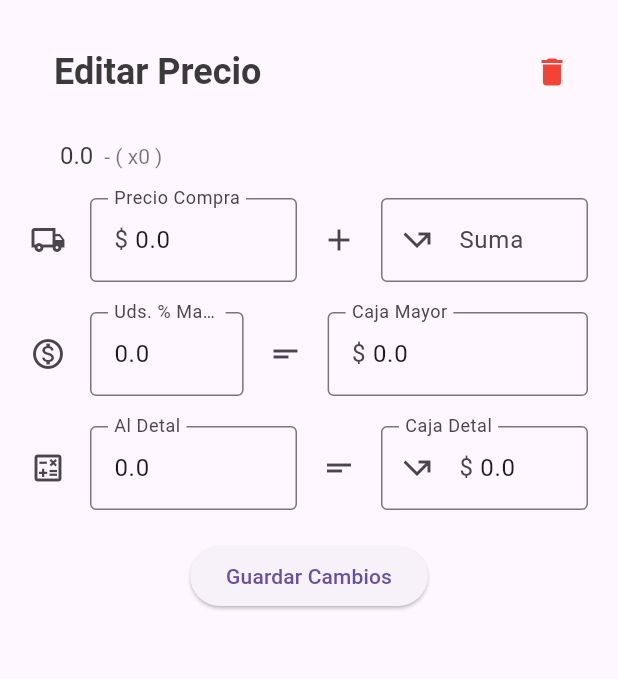
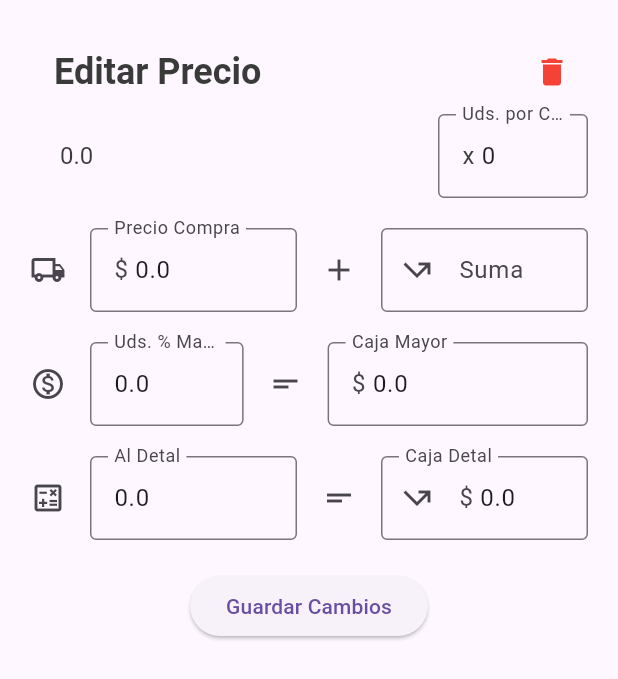
Before and after one commit to dextr0yer/toPrecio_Flutter, a Flutter app: the EditPriceModal widget shown alone on an empty page, opened directly with empty values, after a tap on "Guardar Cambios", on a phone screen of 412 x 824 dp. Shown: the top 679 px of the screen. Run offline on Flutter 3.47's test engine with Material 3 defaults, Android fonts, the phone set to English and light mode, and no system bars; our stand-ins replace connectivity_plus, dropdown_search, get, google_nav_bar, shared_preferences; missing offline and left inert: flutter_barcode_scanner; accounts and stored records are empty; network calls fail.

Commit message:
release 1.9

```diff
--- /dev/null
+++ b/lib/services/api_urls.dart
@@ -0,0 +1,8 @@
+class ApiUrls {
+  static const String baseUrl = "https://api-dev-toprecio.onrender.com/api/v1";
+  //static const String baseUrl = "http://192.168.1.101:8000/api/v1";
+}
+
+//Uri.parse('https://api-toprecio.onrender.com/api/v1/inventory/'));
+          //Uri.parse('https://api-dev-toprecio.onrender.com/api/v1/inventory/'));
+      //Uri.parse('http://192.168.0.100:8000/api/v1/inventory/'));
--- a/lib/widgets/edit_price_modal.dart
+++ b/lib/widgets/edit_price_modal.dart
@@ -3,6 +3,8 @@ import 'package:todoapp/model/todo.dart';
 import 'package:todoapp/themes/colors.dart';
 import 'package:http/http.dart' as http;
 import 'dart:convert';
+
+import '../services/api_urls.dart';
 
 class EditPriceModal extends StatefulWidget {
   final ToDo todo;
@@ -19,13 +21,17 @@ class _EditPriceModalState extends State<EditPriceModal> {
   late TextEditingController alPorMayorController;
   late TextEditingController
       unidadesPorCajaController; // Añadido para el ejemplo
-  final TextEditingController sumaMayorController = TextEditingController();
+  late TextEditingController sumaMayorController = TextEditingController();
   late TextEditingController detalDivisionController = TextEditingController();
   late TextEditingController alDetalController = TextEditingController();
+  late TextEditingController nameController = TextEditingController(
+      text: widget.todo.todoText); // Nuevo controlador para el nombre
+  bool _isEditing = false;
 
   @override
   void initState() {
     super.initState();
+    nameController = TextEditingController(text: widget.todo.todoText);
     precioCompraController =
         TextEditingController(text: widget.todo.precioCompra.toString());
     mayorDivisionController =
@@ -38,6 +44,7 @@ class _EditPriceModalState extends State<EditPriceModal> {
         TextEditingController(text: widget.todo.detalDivision.toString());
     alDetalController =
         TextEditingController(text: widget.todo.alDetal.toString());
+    nameController = TextEditingController(text: widget.todo.todoText);
 
     // Añadir listeners para realizar operaciones aritméticas en tiempo real
     precioCompraController.addListener(updateUdsPorcentajeMayor);
@@ -46,16 +53,19 @@ class _EditPriceModalState extends State<EditPriceModal> {
     unidadesPorCajaController.addListener(updateUdsPorcentajeMayor);
     sumaMayorController.addListener(sumarCompra);
     detalDivisionController.addListener(updateExpresionMatematica);
+    sumaMayorController.addListener(sumarCompra);
   }
 
   @override
   void dispose() {
+    nameController.dispose();
     precioCompraController.dispose();
     mayorDivisionController.dispose();
     alPorMayorController.dispose();
     unidadesPorCajaController.dispose();
     detalDivisionController.dispose();
     alDetalController.dispose();
+    sumaMayorController.dispose();
     super.dispose();
   }
 
@@ -76,6 +86,7 @@ class _EditPriceModalState extends State<EditPriceModal> {
           // Error al analizar la expresión matemática
           // Puedes manejar el error de alguna manera si lo deseas
         }
+
         resultadoFinal /= unidadesPorCaja; // Dividir por unidadesPorCaja
         mayorDivisionController.text = resultadoFinal.toStringAsFixed(2);
       }
@@ -107,16 +118,20 @@ class _EditPriceModalState extends State<EditPriceModal> {
 
   Future<void> updatePrice(
       ToDo todo,
+      int newUnidadesPorCaja,
       double newPrecioCompra,
       double newDivMayor,
       double newAlPorMayor,
-      newAlDetal,
-      newDetalDivision) async {
+      double newAlDetal,
+      double newDetalDivision,
+      String newName) async {
     // Asegúrate de que la URL coincida con la ruta que has definido en tu servidor
-    final url = 'http://192.168.0.100:8000/api/v1/update-prices/${todo.id}/';
-    //final url = 'https://api-dev-toprecio.onrender.com/api/v1/update-prices/${todo.id}/';
+    //final url = 'http://192.168.0.100:8000/api/v1/update-prices/${todo.id}/';
+    final url = '${ApiUrls.baseUrl}/update-prices/${todo.id}/';
 
     final Map<String, dynamic> data = {
+      'products': newName,
+      'unidades_por_caja': newUnidadesPorCaja,
       'precio_compra': newPrecioCompra,
       'al_por_mayor': newAlPorMayor, // Cambiado de 'al_detal' a 'al_por_mayor'
       'mayor_division': newDivMayor,
@@ -142,6 +157,8 @@ class _EditPriceModalState extends State<EditPriceModal> {
 
     if (response.statusCode == 200) {
       setState(() {
+        todo.todoText = newName; // Actualiza el nombre en el objeto ToDo
+        todo.unidadesPorCaja = newUnidadesPorCaja;
         todo.price = newPrecioCompra;
         todo.divMayor = newDivMayor;
         todo.alPorMayor = newAlPorMayor;
@@ -151,7 +168,7 @@ class _EditPriceModalState extends State<EditPriceModal> {
       // Muestra un SnackBar con el mensaje de éxito
       ScaffoldMessenger.of(context).showSnackBar(
         SnackBar(
-          content: Text('Precio actualizado'),
+          content: Text('Precio Y Nombre actualizado'),
           backgroundColor: Colors.green,
         ),
       );
@@ -159,7 +176,7 @@ class _EditPriceModalState extends State<EditPriceModal> {
       // Muestra un SnackBar con el mensaje de error
       ScaffoldMessenger.of(context).showSnackBar(
         SnackBar(
-          content: Text('Error al actualizar precio'),
+          content: Text('Error al actualizar precio y nombre'),
           backgroundColor: Colors.red,
         ),
       );
@@ -170,9 +187,8 @@ class _EditPriceModalState extends State<EditPriceModal> {
   }
 
   Future<void> deleteProduct(int productId) async {
-    //final String url ='https://api-dev-toprecio.onrender.com/api/v1/update-prices/$productId/';
-    final String url =
-        'http://192.168.0.100:8000/api/v1/product-delete/$productId/';
+    final String url = '${ApiUrls.baseUrl}/product-delete/$productId/';
+    // final String url = 'http://192.168.0.100:8000/api/v1/product-delete/$productId/';
     final response = await http.delete(Uri.parse(url));
 
     if (response.statusCode == 204) {
@@ -241,8 +257,31 @@ class _EditPriceModalState extends State<EditPriceModal> {
               ),
             ],
           ),
-          ListTile(
-            title: RichText(
+
+          Row(
+            children: [
+              Expanded(
+                child: ListTile(
+                  title: GestureDetector(
+                    onTap: () {
+                      setState(() {
+                        // Cambiar a un campo de texto editable al presionar el título
+                        _isEditing = true;
+                      });
+                    },
+                    child: _isEditing
+                        ? TextFormField(
+                            controller: nameController,
+                            autofocus: true,
+                            onFieldSubmitted: (newValue) {
+                              setState(() {
+                                // Actualizar el valor del título al enviar el formulario
+
+                                _isEditing = false;
+                              });
+                            },
+                          )
+                        : RichText(
                             text: TextSpan(
                               children: [
                                 TextSpan(
@@ -256,20 +295,55 @@ class _EditPriceModalState extends State<EditPriceModal> {
                                         : null,
                                   ),
                                 ),
-                  TextSpan(
-                    text: ' - ( x${widget.todo.unidadesPorCaja ?? ''} )',
-                    style: TextStyle(
-                      fontSize: 14,
-                      color: Colors.black54,
-                      decoration: widget.todo.isDone
-                          ? TextDecoration.lineThrough
-                          : null,
+                                // TextSpan(
+                                //   text: ' - ( x${widget.todo.unidadesPorCaja ?? ''} )',
+                                //   style: TextStyle(
+                                //     fontSize: 14,
+                                //     color: Colors.black54,
+                                //     decoration: widget.todo.isDone
+                                //         ? TextDecoration.lineThrough
+                                //         : null,
+                                //   ),
+                                // ),
+                              ],
+                            ),
+                          ),
+                  ),
+                ),
+              ),
+              // const SizedBox(width: 16.0),
+              SizedBox(
+                width: 100, // ajusta el ancho según tus necesidades
+                child: TextFormField(
+                  controller: unidadesPorCajaController,
+                  keyboardType: TextInputType.number,
+                  decoration: InputDecoration(
+                    labelText: 'Uds. por Caja / Bulto',
+                    border: OutlineInputBorder(),
+                    // Establecemos el prefixIcon como null para eliminar el ícono de prefijo
+                    prefixIcon: null,
+                    // Establecemos el prefixText como null para eliminar el prefijo de texto
+                    prefixText: null,
+                    // Agregamos el carácter "x" como prefijo de texto
+                    prefix: Text('x ', style: TextStyle(color: tdBlack)),
+                  ),
+                  textInputAction: TextInputAction.next,
+                  onChanged: (value) {
+                    updateExpresionMatematica();
+                    updateUdsPorcentajeMayor();
+                    sumarCompra();
+                  },
+                  validator: (value) {
+                    if (value!.isEmpty) {
+                      return 'Por favor, ingrese la cantidad de unidades por caja / bulto';
+                    }
+                    return null;
+                  },
                 ),
               ),
             ],
           ),
-            ),
-          ),
+          const SizedBox(height: 20),
           Row(
             children: [
               Expanded(
@@ -284,6 +358,9 @@ class _EditPriceModalState extends State<EditPriceModal> {
                     prefixText: '\$ ',
                   ),
                   textInputAction: TextInputAction.next,
+                  onChanged: (value) {
+                    updateUdsPorcentajeMayor();
+                  },
                   validator: (value) {
                     if (value!.isEmpty) {
                       return 'Por favor, ingrese el precio al por mayor';
@@ -306,6 +383,9 @@ class _EditPriceModalState extends State<EditPriceModal> {
                     prefixText: '\$ ',
                   ),
                   textInputAction: TextInputAction.next,
+                  onChanged: (value) {
+                    sumarCompra();
+                  },
                   validator: (value) {
                     if (value!.isEmpty) {
                       return 'Por favor, ingrese la suma';
@@ -356,6 +436,9 @@ class _EditPriceModalState extends State<EditPriceModal> {
                   ),
                   // enabled: false, // Para evitar que el usuario edite este campo
                   textInputAction: TextInputAction.next,
+                  onChanged: (value) {
+                    sumarCompra();
+                  },
                   validator: (value) {
                     if (value!.isEmpty) {
                       return 'Por favor, ingrese Resultado Suma';
@@ -379,6 +462,9 @@ class _EditPriceModalState extends State<EditPriceModal> {
                     icon: Icon(Icons.calculate_outlined),
                   ),
                   textInputAction: TextInputAction.next,
+                  onChanged: (value) {
+                    updateExpresionMatematica();
+                  },
                   validator: (value) {
                     if (value!.isEmpty) {
                       return 'Por favor, ingrese precio al Detal';
@@ -400,6 +486,9 @@ class _EditPriceModalState extends State<EditPriceModal> {
                     prefixText: '\$ ',
                   ),
                   textInputAction: TextInputAction.next,
+                  onChanged: (value) {
+                    updateExpresionMatematica();
+                  },
                   validator: (value) {
                     if (value!.isEmpty) {
                       return 'Por favor, ingrese la suma al detal';
@@ -431,6 +520,8 @@ class _EditPriceModalState extends State<EditPriceModal> {
           SizedBox(height: 20),
           ElevatedButton(
             onPressed: () async {
+              int newUnidadesPorCaja =
+                  int.tryParse(unidadesPorCajaController.text) ?? 0;
               double newPrice =
                   double.tryParse(precioCompraController.text) ?? 0;
               double newDivMayor =
@@ -440,10 +531,18 @@ class _EditPriceModalState extends State<EditPriceModal> {
               double newAlDetal = double.tryParse(alDetalController.text) ?? 0;
               double newDetalDivision =
                   double.tryParse(detalDivisionController.text) ?? 0;
-
+              String newName = nameController
+                  .text; // Asegúrate de obtener el nuevo nombre correctamente
               try {
-                await updatePrice(widget.todo, newPrice, newDivMayor,
-                    newAlPorMayor, newAlDetal, newDetalDivision);
+                await updatePrice(
+                    widget.todo,
+                    newUnidadesPorCaja,
+                    newPrice,
+                    newDivMayor,
+                    newAlPorMayor,
+                    newAlDetal,
+                    newDetalDivision,
+                    newName);
                 Navigator.of(context).pop(); // Cierra el modal
               } catch (e) {
                 // Maneja el error, por ejemplo, mostrando un mensaje de error al usuario
--- a/lib/widgets/todo_item.dart
+++ b/lib/widgets/todo_item.dart
@@ -46,6 +46,7 @@ class ToDoItem extends StatelessWidget {
                       text:
                           '${todo.todoText!} ${todo.peso != null ? todo.peso.toString() : ''} ${todo.unidadMedida ?? ''}',
                       style: TextStyle(
+                        //fontWeight: FontWeight.w500,
                         fontSize: 16,
                         color: tdBlack,
                         decoration:
@@ -56,7 +57,8 @@ class ToDoItem extends StatelessWidget {
                       text: ' - ( x${todo.unidadesPorCaja ?? ''} )',
                       style: TextStyle(
                         fontSize: 14,
-                        color: Colors.black54,
+                        //color: Colors.black54,
+                        color: Colors.purple,
                         decoration:
                             todo.isDone ? TextDecoration.lineThrough : null,
                       ),
--- a/pubspec.yaml
+++ b/pubspec.yaml
@@ -40,6 +40,8 @@ dependencies:
   http: ^1.2.0
   shared_preferences: ^2.2.2
   flutter_barcode_scanner: ^2.0.0
+  connectivity_plus: ^5.0.2
+  get: ^4.6.6
 
 
 dev_dependencies:
```
Also changed, not shown: lib/dependency_injection.dart (added, +9 -0 lines), lib/main.dart (+8 -2 lines), lib/screens/add_edit_product.dart (+14 -7 lines), lib/screens/search.dart (+37 -15 lines), lib/services/connectivity_service.dart (added, +45 -0 lines), lib/widgets/connectivity_service.dart (added), pubspec.lock, 4 other files. Lines whose indentation alone changed are shown as unchanged.
